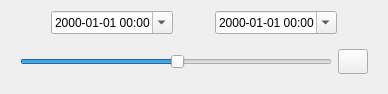
The window that gemviz/resources/date_time_range_slider.ui (BCDA-APS/gemviz) describes before a commit, drawn with Qt 5.
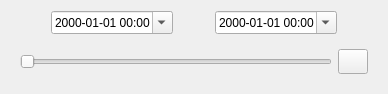
The same window after the commit. Icons and pictures are not drawn. Custom widgets are drawn as their Qt base class.

Commit message: ENH modified .py but ModuleNotFoundError

Diff of the .ui file:
```diff
--- a/gemviz/resources/date_time_range_slider.ui
+++ b/gemviz/resources/date_time_range_slider.ui
@@ -84,10 +84,7 @@
     <widget class="QWidget" name="sliderWidget" native="true">
      <layout class="QHBoxLayout" name="sliderLayout">
       <item>
-       <widget class="RangeSlider" name="slider">
-        <property name="value">
-         <number>50</number>
-        </property>
+       <widget class="RangeSlider" name="horizontalSlider">
         <property name="orientation">
          <enum>Qt::Horizontal</enum>
         </property>
```
The commit also changes 1 other file.
